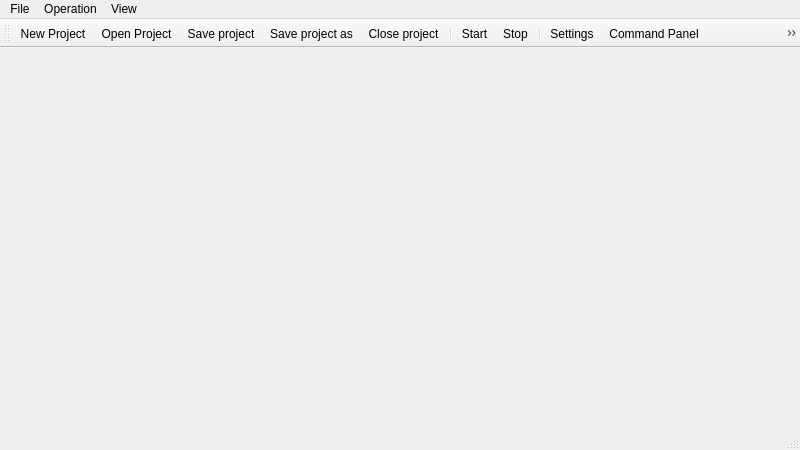
The window that MultimeterUI/View/forms/c200_mainwindow.ui (breathewind/MultimeterUI) describes before a commit, drawn with Qt 5.
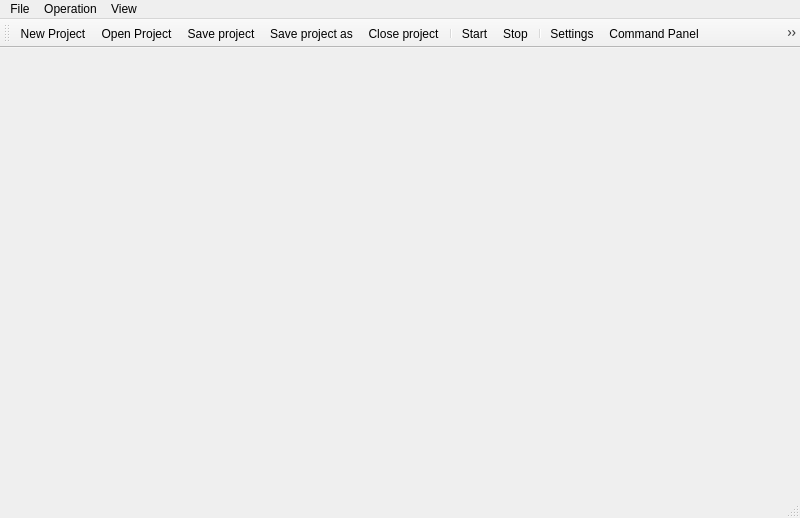
The same window after the commit. Icons and pictures are not drawn.

```diff
--- a/MultimeterUI/View/forms/c200_mainwindow.ui
+++ b/MultimeterUI/View/forms/c200_mainwindow.ui
@@ -7,7 +7,7 @@
     <x>0</x>
     <y>0</y>
     <width>800</width>
-    <height>450</height>
+    <height>518</height>
    </rect>
   </property>
   <property name="windowTitle">
```
Left out of the diff: 14 changed lines with no effect on the pictures.
